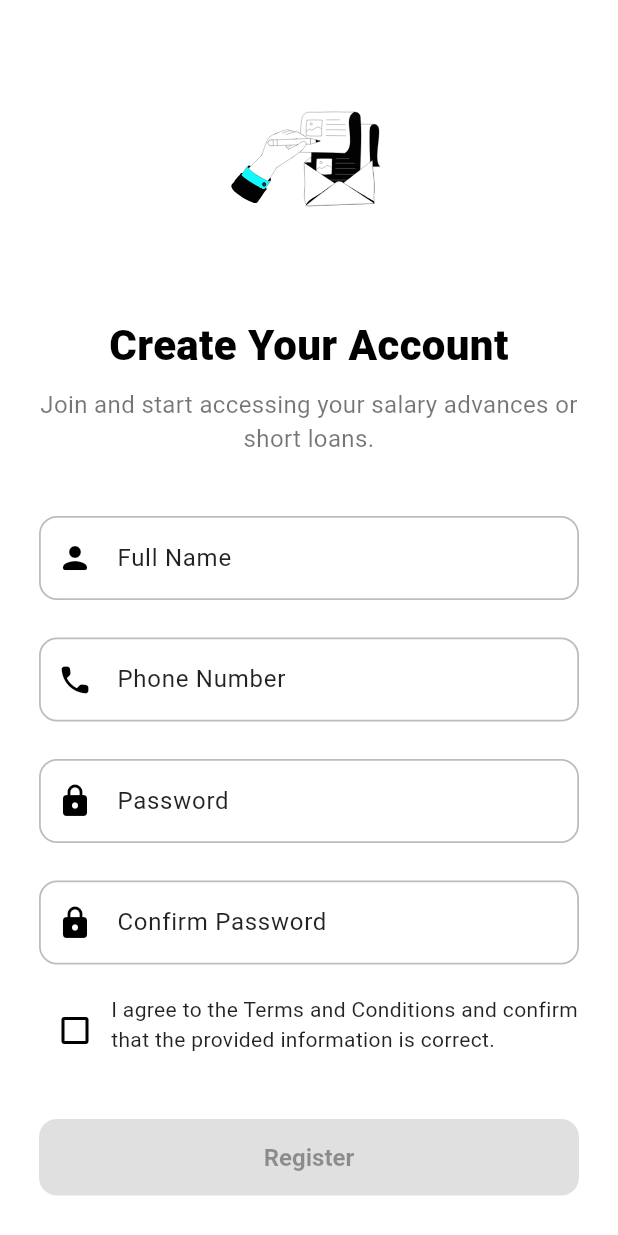
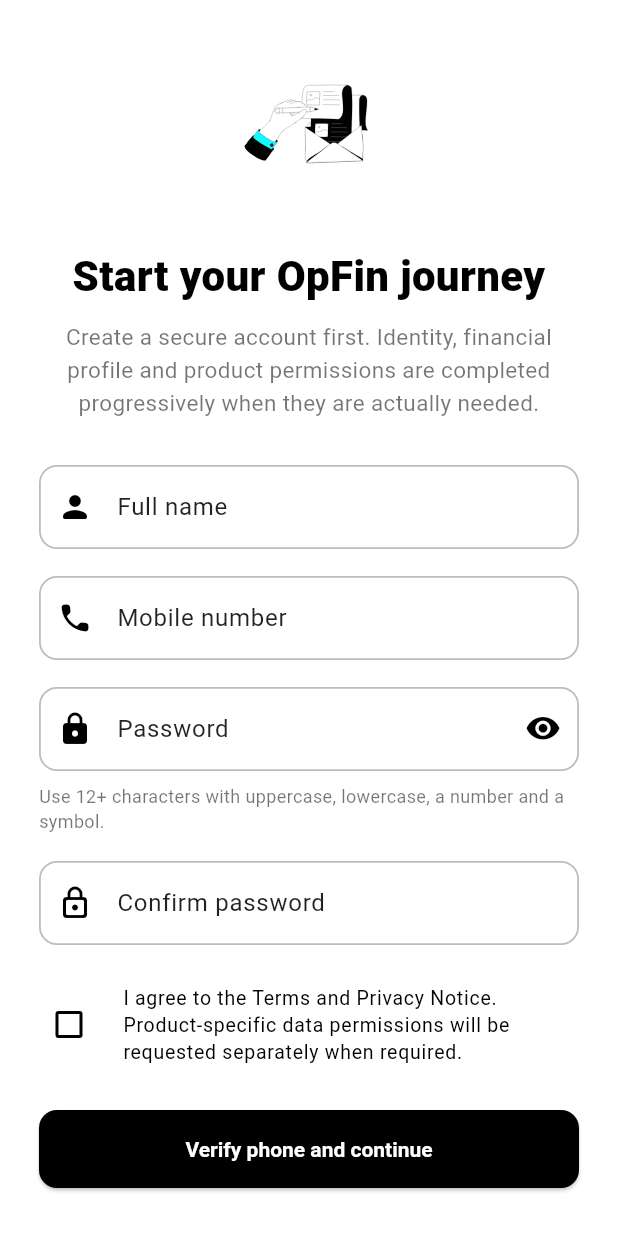
Before and after one commit to lynelk/OpFin, a Flutter app: the RegisterScreen screen opened directly, on a phone screen of 412 x 824 dp. Run offline on Flutter 3.47's test engine with Material 3 defaults, Android fonts, the light colour scheme and no system bars; our stand-ins replace flutter_secure_storage, lottie, shared_preferences; accounts and stored records are empty.

Commit message:
Modernize mobile registration journey

```diff
--- a/opfin-frontend/lib/register_screen.dart
+++ b/opfin-frontend/lib/register_screen.dart
@@ -1,10 +1,10 @@
+import 'dart:convert';
+
 import 'package:flutter/material.dart';
 import 'package:http/http.dart' as http;
 import 'package:lottie/lottie.dart';
 import 'package:opfin/constants.dart';
 import 'package:opfin/input_decoration.dart';
-import 'dart:convert';
-
 import 'package:opfin/login_screen.dart';
 import 'package:opfin/otp_screen.dart';
 
@@ -16,68 +16,53 @@
 }
 
 class RegisterScreenState extends State<RegisterScreen> {
+  final _formKey = GlobalKey<FormState>();
   final _nameController = TextEditingController();
   final _phoneController = TextEditingController();
   final _passwordController = TextEditingController();
   final _passwordConfirmationController = TextEditingController();
+
   bool _isLoading = false;
   bool _termsAccepted = false;
+  bool _obscurePassword = true;
+
+  @override
+  void dispose() {
+    _nameController.dispose();
+    _phoneController.dispose();
+    _passwordController.dispose();
+    _passwordConfirmationController.dispose();
+    super.dispose();
+  }
+
+  String? _passwordError(String value) {
+    if (value.length < 12) return 'Use at least 12 characters';
+    if (!RegExp(r'[A-Z]').hasMatch(value)) return 'Add an uppercase letter';
+    if (!RegExp(r'[a-z]').hasMatch(value)) return 'Add a lowercase letter';
+    if (!RegExp(r'\d').hasMatch(value)) return 'Add a number';
+    if (!RegExp(r'[^A-Za-z0-9]').hasMatch(value)) return 'Add a symbol';
+    return null;
+  }
 
   Future<void> _sendOtp() async {
-    final name = _nameController.text.trim();
-    var phone = _phoneController.text.trim();
-    final password = _passwordController.text.trim();
-    final passwordConfirmation = _passwordConfirmationController.text.trim();
-
-    if (name.isEmpty ||
-        phone.isEmpty ||
-        password.isEmpty ||
-        passwordConfirmation.isEmpty) {
-      ScaffoldMessenger.of(context).showSnackBar(
-        const SnackBar(content: Text('Please fill in all fields')),
-      );
-      return;
-    }
-    if (password.length < 8 || passwordConfirmation.length < 8) {
-      ScaffoldMessenger.of(context).showSnackBar(
-        const SnackBar(
-            content: Text('A password should be at least 8 characters')),
-      );
+    if (!_formKey.currentState!.validate()) return;
+    if (!_termsAccepted) {
+      _message('Review and accept the Terms and Privacy Notice to continue.');
       return;
     }
 
-    if (password != passwordConfirmation) {
-      ScaffoldMessenger.of(context).showSnackBar(
-        const SnackBar(
-            content: Text('Confirmed password should be equal to password')),
-      );
-      return;
-    }
-
-    if (!RegExp(r'^0\d{9}$').hasMatch(phone)) {
-      ScaffoldMessenger.of(context).showSnackBar(
-        const SnackBar(
-            content: Text(
-                'Enter a valid 10-digit phone number starting with 0')),
-      );
-      return;
-    }
+    var phone = _phoneController.text.trim();
     phone = '256${phone.substring(1)}';
 
-    setState(() {
-      _isLoading = true;
-    });
-
+    setState(() => _isLoading = true);
     try {
       final response = await http.post(
-        Uri.parse('$apiUrl/generate-otp'), // Replace with your API endpoint
+        Uri.parse('$apiUrl/generate-otp'),
         body: {'phone': phone},
       );
+      final data = json.decode(response.body);
 
-      if (response.statusCode == 200) {
-        final data = json.decode(response.body);
-        if (data['success']) {
-          // Navigate to OTP Screen
+      if (response.statusCode == 200 && data['success'] == true) {
         if (!mounted) return;
         Navigator.push(
           context,
@@ -85,34 +70,25 @@
             builder: (context) => OtpScreen(
               phone: phone,
               name: _nameController.text.trim(),
-                password: _passwordController.text.trim(),
-                passwordConfirmation:
-                    _passwordConfirmationController.text.trim(),
+              password: _passwordController.text,
+              passwordConfirmation: _passwordConfirmationController.text,
             ),
           ),
         );
-        } else {
+        return;
+      }
+
+      _message(data['message'] ?? 'Unable to send a verification code.');
+    } catch (_) {
+      _message('A network error occurred. Please try again.');
+    } finally {
+      if (mounted) setState(() => _isLoading = false);
+    }
+  }
+
+  void _message(String message) {
     if (!mounted) return;
-          ScaffoldMessenger.of(context).showSnackBar(
-            SnackBar(content: Text(data['message'] ?? 'Failed to send OTP')),
-          );
-        }
-      } else {
-        if (!mounted) return;
-        ScaffoldMessenger.of(context).showSnackBar(
-          const SnackBar(content: Text('An error occurred. Try again later.')),
-        );
-      }
-    } catch (e) {
-      if (!mounted) return;
-      ScaffoldMessenger.of(context).showSnackBar(
-        const SnackBar(content: Text('A network error occurred. Please try again.')),
-      );
-    } finally {
-      setState(() {
-        _isLoading = false;
-      });
-    }
+    ScaffoldMessenger.of(context).showSnackBar(SnackBar(content: Text(message)));
   }
 
   @override
@@ -121,205 +97,118 @@
       backgroundColor: Colors.white,
       body: SafeArea(
         child: SingleChildScrollView(
-          child: Padding(
-            padding: const EdgeInsets.symmetric(horizontal: 26.0),
+          padding: const EdgeInsets.symmetric(horizontal: 26, vertical: 28),
+          child: Form(
+            key: _formKey,
             child: Column(
-              crossAxisAlignment: CrossAxisAlignment.center,
+              crossAxisAlignment: CrossAxisAlignment.stretch,
               children: [
-                const SizedBox(height: 40),
-
-                // Lottie Animation
                 SizedBox(
-                  height: 140,
-                  child: Lottie.asset(
-                    'assets/lottie/register.json',
-                    fit: BoxFit.contain,
+                  height: 116,
+                  child: Lottie.asset('assets/lottie/register.json', fit: BoxFit.contain),
+                ),
+                const SizedBox(height: 20),
+                const Text(
+                  'Start your OpFin journey',
+                  style: TextStyle(fontSize: 28, fontWeight: FontWeight.w800, color: Colors.black),
+                  textAlign: TextAlign.center,
+                ),
+                const SizedBox(height: 10),
+                const Text(
+                  'Create a secure account first. Identity, financial profile and product permissions are completed progressively when they are actually needed.',
+                  style: TextStyle(fontSize: 15, color: Colors.black54, height: 1.45),
+                  textAlign: TextAlign.center,
+                ),
+                const SizedBox(height: 30),
+                TextFormField(
+                  controller: _nameController,
+                  textCapitalization: TextCapitalization.words,
+                  decoration: InputDecorations().inputStyle(
+                    label: 'Full name',
+                    hint: 'Your legal name',
+                    icon: Icons.person_rounded,
+                  ),
+                  validator: (value) => (value?.trim().length ?? 0) < 3 ? 'Enter your full name' : null,
+                ),
+                const SizedBox(height: 18),
+                TextFormField(
+                  controller: _phoneController,
+                  keyboardType: TextInputType.phone,
+                  decoration: InputDecorations().inputStyle(
+                    label: 'Mobile number',
+                    hint: '07XXXXXXXX',
+                    icon: Icons.phone_rounded,
+                  ),
+                  validator: (value) {
+                    final phone = value?.trim() ?? '';
+                    return RegExp(r'^0\d{9}$').hasMatch(phone) ? null : 'Enter a valid 10-digit Ugandan number starting with 0';
+                  },
+                ),
+                const SizedBox(height: 18),
+                TextFormField(
+                  controller: _passwordController,
+                  obscureText: _obscurePassword,
+                  decoration: InputDecorations().inputStyle(
+                    label: 'Password',
+                    hint: '12+ characters',
+                    icon: Icons.lock_rounded,
+                  ).copyWith(
+                    suffixIcon: IconButton(
+                      onPressed: () => setState(() => _obscurePassword = !_obscurePassword),
+                      icon: Icon(_obscurePassword ? Icons.visibility_rounded : Icons.visibility_off_rounded),
                     ),
                   ),
-
-                const SizedBox(height: 30),
-
-                // Title
+                  validator: (value) => _passwordError(value ?? ''),
+                ),
+                const SizedBox(height: 8),
                 const Text(
-                  "Create Your Account",
-                  style: TextStyle(
-                    fontSize: 28,
-                    fontWeight: FontWeight.w800,
-                    color: Colors.black,
+                  'Use 12+ characters with uppercase, lowercase, a number and a symbol.',
+                  style: TextStyle(fontSize: 12, color: Colors.black54),
                 ),
-                  textAlign: TextAlign.center,
+                const SizedBox(height: 18),
+                TextFormField(
+                  controller: _passwordConfirmationController,
+                  obscureText: _obscurePassword,
+                  decoration: InputDecorations().inputStyle(
+                    label: 'Confirm password',
+                    hint: 'Repeat your password',
+                    icon: Icons.lock_outline_rounded,
                   ),
-
-                const SizedBox(height: 8),
-
-                const Text(
-                  "Join and start accessing your salary advances or short loans.",
-                  style: TextStyle(
-                    fontSize: 16,
-                    color: Colors.black54,
+                  validator: (value) => value != _passwordController.text ? 'Passwords do not match' : null,
                 ),
-                  textAlign: TextAlign.center,
-                ),
-
-                const SizedBox(height: 40),
-
-                // Name
-                TextField(
-                  controller: _nameController,
-                  decoration: InputDecorations().inputStyle(
-                    label: 'Full Name',
-                    hint: 'John Doe',
-                    icon: Icons.person_rounded,
-                  ),
-                  style: const TextStyle(color: Colors.black),
-                ),
-
-                const SizedBox(height: 25),
-
-                // Phone
-                TextField(
-                  controller: _phoneController,
-                  keyboardType: TextInputType.number,
-                  decoration: InputDecorations().inputStyle(
-                    label: 'Phone Number',
-                    hint: '0700460055',
-                    icon: Icons.phone_rounded,
-                  ),
-                  style: const TextStyle(color: Colors.black),
-                ),
-
-                const SizedBox(height: 25),
-
-                // Password
-                TextField(
-                  controller: _passwordController,
-                  obscureText: true,
-                  decoration: InputDecorations().inputStyle(
-                    label: 'Password',
-                    hint: '•••••••••••',
-                    icon: Icons.lock_rounded,
-                  ),
-                  style: const TextStyle(color: Colors.black),
-                ),
-
-                const SizedBox(height: 25),
-
-                // Confirm Password
-                TextField(
-                  controller: _passwordConfirmationController,
-                  obscureText: true,
-                  decoration: InputDecorations().inputStyle(
-                    label: 'Confirm Password',
-                    hint: '•••••••••••',
-                    icon: Icons.lock_rounded,
-                  ),
-                  style: const TextStyle(color: Colors.black),
-                ),
-
-                const SizedBox(height: 20),
-
-                // Terms Checkbox
-                Row(
-                  crossAxisAlignment: CrossAxisAlignment.start,
-                  children: [
-                    Checkbox(
+                const SizedBox(height: 18),
+                CheckboxListTile(
+                  contentPadding: EdgeInsets.zero,
+                  controlAffinity: ListTileControlAffinity.leading,
                   value: _termsAccepted,
-                      activeColor: Colors.black,
-                      onChanged: (value) {
-                        setState(() => _termsAccepted = value ?? false);
-                      },
-                    ),
-                    const Expanded(
-                      child: Text(
-                        "I agree to the Terms and Conditions and confirm that the provided information is correct.",
-                        style: TextStyle(
-                          color: Colors.black87,
-                          fontSize: 14,
-                          height: 1.4,
+                  onChanged: (value) => setState(() => _termsAccepted = value ?? false),
+                  title: const Text(
+                    'I agree to the Terms and Privacy Notice. Product-specific data permissions will be requested separately when required.',
+                    style: TextStyle(fontSize: 13, height: 1.4),
                   ),
                 ),
-                    ),
-                  ],
-                ),
-
-                const SizedBox(height: 35),
-
-                // Register Button
-                _isLoading
-                    ? const CircularProgressIndicator(color: Colors.black)
-                    : SizedBox(
-                        width: double.infinity,
+                const SizedBox(height: 22),
+                SizedBox(
+                  height: 52,
                   child: ElevatedButton(
-                          onPressed: _termsAccepted ? _sendOtp : null,
+                    onPressed: _isLoading ? null : _sendOtp,
                     style: ElevatedButton.styleFrom(
                       backgroundColor: Colors.black,
                       foregroundColor: Colors.white,
-                            padding: const EdgeInsets.symmetric(vertical: 16),
-                            shape: RoundedRectangleBorder(
-                              borderRadius: BorderRadius.circular(12),
+                      shape: RoundedRectangleBorder(borderRadius: BorderRadius.circular(12)),
                     ),
-                            textStyle: const TextStyle(
-                              fontSize: 16,
-                              fontWeight: FontWeight.w600,
+                    child: _isLoading
+                        ? const SizedBox(height: 22, width: 22, child: CircularProgressIndicator(strokeWidth: 2, color: Colors.white))
+                        : const Text('Verify phone and continue', style: TextStyle(fontWeight: FontWeight.w700)),
                   ),
                 ),
-                          child: const Text("Register"),
+                const SizedBox(height: 18),
+                TextButton(
+                  onPressed: () => Navigator.of(context).pushReplacement(
+                    MaterialPageRoute(builder: (context) => const LoginScreen()),
                   ),
+                  child: const Text('Already have an account? Sign in'),
                 ),
-
-                const SizedBox(height: 30),
-
-                Row(
-                  children: [
-                    Expanded(child: Divider(color: Colors.black26)),
-                    const Padding(
-                      padding: EdgeInsets.symmetric(horizontal: 10),
-                      child: Text(
-                        "OR",
-                        style: TextStyle(
-                          color: Colors.black45,
-                          fontWeight: FontWeight.w600,
-                        ),
-                      ),
-                    ),
-                    Expanded(child: Divider(color: Colors.black26)),
-                  ],
-                ),
-
-                const SizedBox(height: 30),
-
-                // Already have account?
-                GestureDetector(
-                  onTap: () {
-                    Navigator.pushReplacement(
-                      context,
-                      MaterialPageRoute(builder: (_) => const LoginScreen()),
-                    );
-                  },
-                  child: RichText(
-                    textAlign: TextAlign.center,
-                    text: const TextSpan(
-                      text: "Already have an account? ",
-                      style: TextStyle(
-                        color: Colors.black87,
-                        fontSize: 15,
-                        fontWeight: FontWeight.w500,
-                      ),
-                      children: [
-                        TextSpan(
-                          text: "Login",
-                          style: TextStyle(
-                            color: Colors.black,
-                            fontWeight: FontWeight.w800,
-                            decoration: TextDecoration.underline,
-                          ),
-                        ),
-                      ],
-                    ),
-                  ),
-                ),
-
-                const SizedBox(height: 40),
               ],
             ),
           ),
```
Lines whose indentation alone changed are shown as unchanged.
